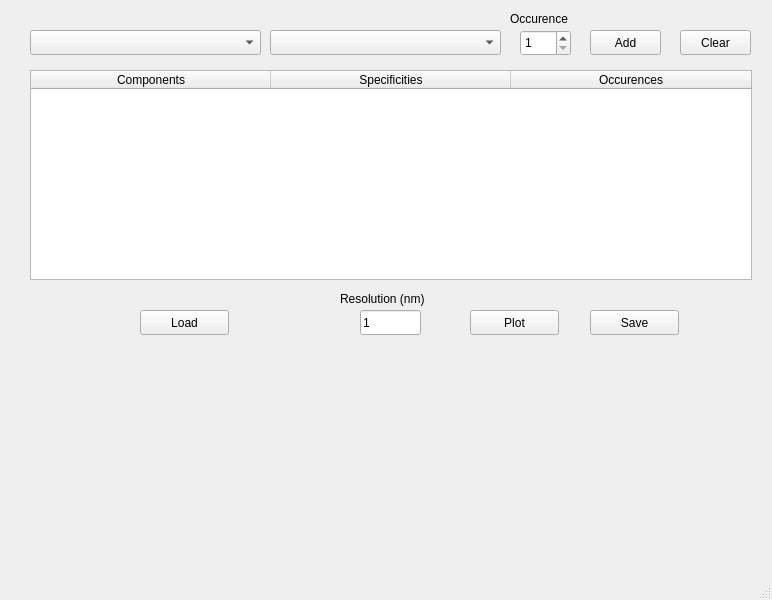
Theo-HC/Setup-transmission, file select_components.ui: the form before one commit.
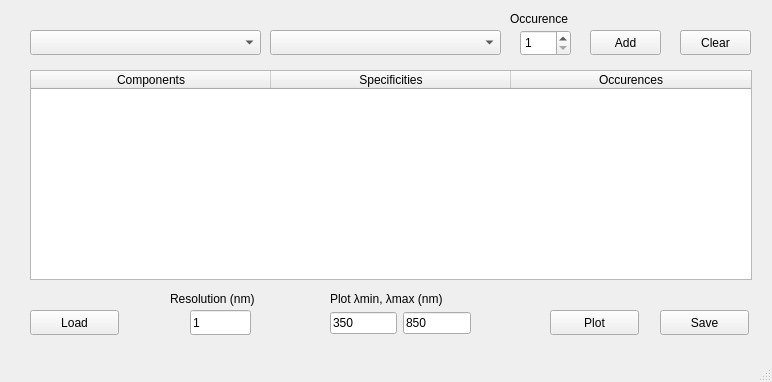
The form after the commit.

Commit message: Whole retroref, add N-BK7 transmission and limit for plots.

The edit to the form file:
```diff
--- a/select_components.ui
+++ b/select_components.ui
@@ -7,7 +7,7 @@
     <x>0</x>
     <y>0</y>
     <width>772</width>
-    <height>600</height>
+    <height>382</height>
    </rect>
   </property>
   <property name="windowTitle">
@@ -115,7 +115,7 @@
    <widget class="QPushButton" name="pushButton_plot">
     <property name="geometry">
      <rect>
-      <x>470</x>
+      <x>550</x>
       <y>310</y>
       <width>89</width>
       <height>25</height>
@@ -128,7 +128,7 @@
    <widget class="QLineEdit" name="lineEdit_ResolutionGraph">
     <property name="geometry">
      <rect>
-      <x>360</x>
+      <x>190</x>
       <y>310</y>
       <width>61</width>
       <height>25</height>
@@ -154,7 +154,7 @@
    <widget class="QLabel" name="label">
     <property name="geometry">
      <rect>
-      <x>340</x>
+      <x>170</x>
       <y>290</y>
       <width>121</width>
       <height>17</height>
@@ -180,7 +180,7 @@
    <widget class="QPushButton" name="pushButton_save">
     <property name="geometry">
      <rect>
-      <x>590</x>
+      <x>660</x>
       <y>310</y>
       <width>89</width>
       <height>25</height>
@@ -193,7 +193,7 @@
    <widget class="QPushButton" name="pushButton_load">
     <property name="geometry">
      <rect>
-      <x>140</x>
+      <x>30</x>
       <y>310</y>
       <width>89</width>
       <height>25</height>
@@ -203,6 +203,45 @@
      <string>Load</string>
     </property>
    </widget>
+   <widget class="QLabel" name="label_4">
+    <property name="geometry">
+     <rect>
+      <x>330</x>
+      <y>290</y>
+      <width>151</width>
+      <height>17</height>
+     </rect>
+    </property>
+    <property name="text">
+     <string>Plot λmin, λmax (nm)</string>
+    </property>
+   </widget>
+   <widget class="QWidget" name="">
+    <property name="geometry">
+     <rect>
+      <x>330</x>
+      <y>310</y>
+      <width>141</width>
+      <height>27</height>
+     </rect>
+    </property>
+    <layout class="QGridLayout" name="gridLayout">
+     <item row="0" column="0">
+      <widget class="QLineEdit" name="lineEdit_plotAbsMin">
+       <property name="text">
+        <string>350</string>
+       </property>
+      </widget>
+     </item>
+     <item row="0" column="1">
+      <widget class="QLineEdit" name="lineEdit_plotAbsMax">
+       <property name="text">
+        <string>850</string>
+       </property>
+      </widget>
+     </item>
+    </layout>
+   </widget>
   </widget>
   <widget class="QMenuBar" name="menubar">
    <property name="geometry">
```
The commit also changes 4 other files.
